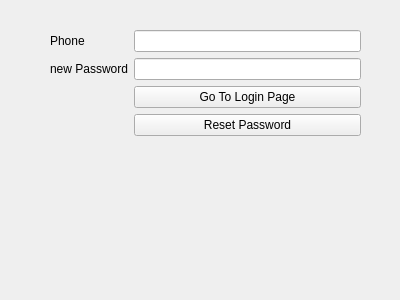
hamidreza2005/PlanetVsZombies, file windows/ResetPassword/resetpassword.ui: the form before one commit.
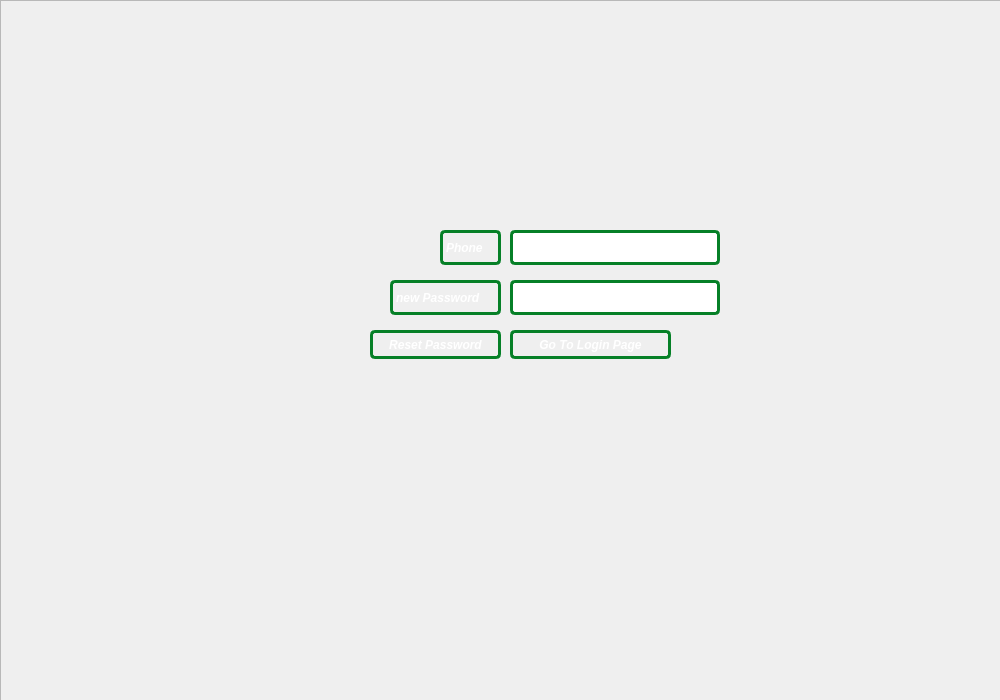
The form after the commit. Icons and pictures are not drawn.

Commit message: design 3 pages of game ui

The edit to the form file:
```diff
--- a/windows/ResetPassword/resetpassword.ui
+++ b/windows/ResetPassword/resetpassword.ui
@@ -6,63 +6,176 @@
    <rect>
     <x>0</x>
     <y>0</y>
-    <width>400</width>
-    <height>300</height>
+    <width>1000</width>
+    <height>700</height>
    </rect>
   </property>
   <property name="windowTitle">
    <string>ResetPassword</string>
   </property>
-  <widget class="QWidget" name="formLayoutWidget">
+  <property name="styleSheet">
+   <string notr="true">background-image: url(:/resources/images/background/b3.png);</string>
+  </property>
+  <widget class="QLineEdit" name="phoneNumber">
    <property name="geometry">
     <rect>
-     <x>50</x>
-     <y>30</y>
-     <width>311</width>
-     <height>231</height>
+     <x>510</x>
+     <y>230</y>
+     <width>210</width>
+     <height>35</height>
     </rect>
    </property>
-   <layout class="QFormLayout" name="formLayout">
-    <item row="0" column="0">
-     <widget class="QLabel" name="phoneLabel">
-      <property name="text">
-       <string>Phone</string>
-      </property>
-     </widget>
-    </item>
-    <item row="0" column="1">
-     <widget class="QLineEdit" name="phoneNumber"/>
-    </item>
-    <item row="1" column="0">
-     <widget class="QLabel" name="newPasswordLabel">
-      <property name="text">
-       <string>new Password</string>
-      </property>
-     </widget>
-    </item>
-    <item row="1" column="1">
-     <widget class="QLineEdit" name="newPassword">
-      <property name="echoMode">
-       <enum>QLineEdit::EchoMode::Password</enum>
-      </property>
-     </widget>
-    </item>
-    <item row="3" column="1">
-     <widget class="QPushButton" name="submit">
-      <property name="text">
-       <string>Reset Password</string>
-      </property>
-     </widget>
-    </item>
-    <item row="2" column="1">
-     <widget class="QPushButton" name="loginLink">
-      <property name="text">
-       <string>Go To Login Page</string>
-      </property>
-     </widget>
-    </item>
-   </layout>
+   <property name="font">
+    <font>
+     <bold>true</bold>
+    </font>
+   </property>
+   <property name="styleSheet">
+    <string notr="true">color: rgb(255, 255, 255);
+border:3px solid #068027;
+border-radius:5px;</string>
+   </property>
   </widget>
+  <widget class="QLabel" name="phoneLabel">
+   <property name="geometry">
+    <rect>
+     <x>440</x>
+     <y>230</y>
+     <width>61</width>
+     <height>35</height>
+    </rect>
+   </property>
+   <property name="font">
+    <font>
+     <italic>true</italic>
+     <bold>true</bold>
+    </font>
+   </property>
+   <property name="styleSheet">
+    <string notr="true">color: rgb(255, 255, 255);
+border:3px solid #068027;
+border-radius:5px;</string>
+   </property>
+   <property name="text">
+    <string>Phone</string>
+   </property>
+  </widget>
+  <widget class="QLineEdit" name="newPassword">
+   <property name="geometry">
+    <rect>
+     <x>510</x>
+     <y>280</y>
+     <width>210</width>
+     <height>35</height>
+    </rect>
+   </property>
+   <property name="styleSheet">
+    <string notr="true">color: rgb(255, 255, 255);
+border:3px solid #068027;
+border-radius:5px;</string>
+   </property>
+   <property name="echoMode">
+    <enum>QLineEdit::Password</enum>
+   </property>
+  </widget>
+  <widget class="QLabel" name="newPasswordLabel">
+   <property name="geometry">
+    <rect>
+     <x>390</x>
+     <y>280</y>
+     <width>111</width>
+     <height>35</height>
+    </rect>
+   </property>
+   <property name="font">
+    <font>
+     <italic>true</italic>
+     <bold>true</bold>
+    </font>
+   </property>
+   <property name="styleSheet">
+    <string notr="true">color: rgb(255, 255, 255);
+border:3px solid #068027;
+border-radius:5px;</string>
+   </property>
+   <property name="text">
+    <string>new Password</string>
+   </property>
+  </widget>
+  <widget class="QPushButton" name="loginLink">
+   <property name="geometry">
+    <rect>
+     <x>510</x>
+     <y>330</y>
+     <width>161</width>
+     <height>29</height>
+    </rect>
+   </property>
+   <property name="font">
+    <font>
+     <italic>true</italic>
+     <bold>true</bold>
+    </font>
+   </property>
+   <property name="styleSheet">
+    <string notr="true">color: rgb(255, 255, 255);
+border:3px solid #068027;
+border-radius:5px;</string>
+   </property>
+   <property name="text">
+    <string>Go To Login Page</string>
+   </property>
+  </widget>
+  <widget class="QPushButton" name="submit">
+   <property name="geometry">
+    <rect>
+     <x>370</x>
+     <y>330</y>
+     <width>131</width>
+     <height>29</height>
+    </rect>
+   </property>
+   <property name="font">
+    <font>
+     <italic>true</italic>
+     <bold>true</bold>
+    </font>
+   </property>
+   <property name="styleSheet">
+    <string notr="true">color: rgb(255, 255, 255);
+border:3px solid #068027;
+border-radius:5px;</string>
+   </property>
+   <property name="text">
+    <string>Reset Password</string>
+   </property>
+  </widget>
+  <widget class="QFrame" name="frame">
+   <property name="geometry">
+    <rect>
+     <x>0</x>
+     <y>0</y>
+     <width>1001</width>
+     <height>701</height>
+    </rect>
+   </property>
+   <property name="styleSheet">
+    <string notr="true">background-image: url(:/resources/images/background/b3.png);</string>
+   </property>
+   <property name="frameShape">
+    <enum>QFrame::StyledPanel</enum>
+   </property>
+   <property name="frameShadow">
+    <enum>QFrame::Raised</enum>
+   </property>
+  </widget>
+  <zorder>frame</zorder>
+  <zorder>phoneNumber</zorder>
+  <zorder>phoneLabel</zorder>
+  <zorder>newPassword</zorder>
+  <zorder>newPasswordLabel</zorder>
+  <zorder>loginLink</zorder>
+  <zorder>submit</zorder>
  </widget>
  <resources/>
  <connections/>
```
The commit also changes 7 other files.
